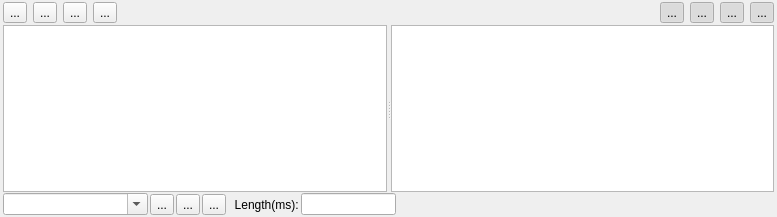
First picture: the form in engine/core/render/base/editor/panel/TextureAtlasPanel.ui, repository timi-liuliang/echo, before the edit.
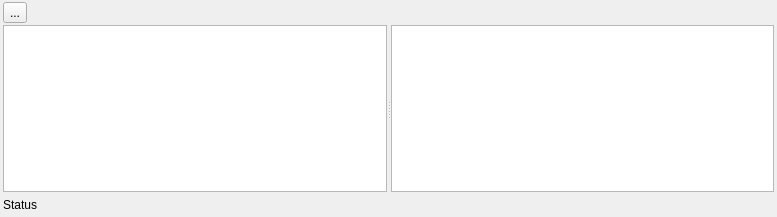
Second picture: the form after the edit.

Commit message: create texture atlas by import a lots of images #603

Patch:
```diff
--- a/engine/core/render/base/editor/panel/TextureAtlasPanel.ui
+++ b/engine/core/render/base/editor/panel/TextureAtlasPanel.ui
@@ -72,27 +72,6 @@
         </property>
        </widget>
       </item>
-      <item>
-       <widget class="QToolButton" name="Play">
-        <property name="text">
-         <string>...</string>
-        </property>
-       </widget>
-      </item>
-      <item>
-       <widget class="QToolButton" name="Stop">
-        <property name="text">
-         <string>...</string>
-        </property>
-       </widget>
-      </item>
-      <item>
-       <widget class="QToolButton" name="Restart">
-        <property name="text">
-         <string>...</string>
-        </property>
-       </widget>
-      </item>
       <item>
        <spacer name="horizontalSpacer">
         <property name="orientation">
@@ -106,58 +85,6 @@
         </property>
        </spacer>
       </item>
-      <item>
-       <widget class="QToolButton" name="m_curveXVisible">
-        <property name="text">
-         <string>...</string>
-        </property>
-        <property name="checkable">
-         <bool>true</bool>
-        </property>
-        <property name="checked">
-         <bool>true</bool>
-        </property>
-       </widget>
-      </item>
-      <item>
-       <widget class="QToolButton" name="m_curveYVisible">
-        <property name="text">
-         <string>...</string>
-        </property>
-        <property name="checkable">
-         <bool>true</bool>
-        </property>
-        <property name="checked">
-         <bool>true</bool>
-        </property>
-       </widget>
-      </item>
-      <item>
-       <widget class="QToolButton" name="m_curveZVisible">
-        <property name="text">
-         <string>...</string>
-        </property>
-        <property name="checkable">
-         <bool>true</bool>
-        </property>
-        <property name="checked">
-         <bool>true</bool>
-        </property>
-       </widget>
-      </item>
-      <item>
-       <widget class="QToolButton" name="m_curveWVisible">
-        <property name="text">
-         <string>...</string>
-        </property>
-        <property name="checkable">
-         <bool>true</bool>
-        </property>
-        <property name="checked">
-         <bool>true</bool>
-        </property>
-       </widget>
-      </item>
      </layout>
     </widget>
    </item>
@@ -230,72 +157,10 @@
       <property name="bottomMargin">
        <number>0</number>
       </property>
-      <item>
-       <widget class="QComboBox" name="m_clips">
-        <property name="minimumSize">
-         <size>
-          <width>145</width>
-          <height>0</height>
-         </size>
-        </property>
-        <property name="editable">
-         <bool>true</bool>
-        </property>
-       </widget>
-      </item>
-      <item>
-       <widget class="QToolButton" name="NewClip">
-        <property name="toolTip">
-         <string extracomment="New Clip">New Animation</string>
-        </property>
-        <property name="statusTip">
-         <string/>
-        </property>
-        <property name="text">
-         <string>...</string>
-        </property>
-       </widget>
-      </item>
-      <item>
-       <widget class="QToolButton" name="DuplicateClip">
-        <property name="toolTip">
-         <string>Duplicate Animation</string>
-        </property>
-        <property name="text">
-         <string>...</string>
-        </property>
-       </widget>
-      </item>
-      <item>
-       <widget class="QToolButton" name="DeleteClip">
-        <property name="toolTip">
-         <string>Delete Animation</string>
-        </property>
-        <property name="text">
-         <string>...</string>
-        </property>
-       </widget>
-      </item>
       <item>
        <widget class="QLabel" name="label">
         <property name="text">
-         <string>  Length(ms):</string>
-        </property>
-       </widget>
-      </item>
-      <item>
-       <widget class="QLineEdit" name="m_clipLengthLineEdit">
-        <property name="minimumSize">
-         <size>
-          <width>0</width>
-          <height>0</height>
-         </size>
-        </property>
-        <property name="maximumSize">
-         <size>
-          <width>95</width>
-          <height>16777215</height>
-         </size>
+         <string>Status</string>
         </property>
        </widget>
       </item>
```
Left out of the diff: 84 changed lines with no effect on the pictures. The commit also changes 3 other files.
